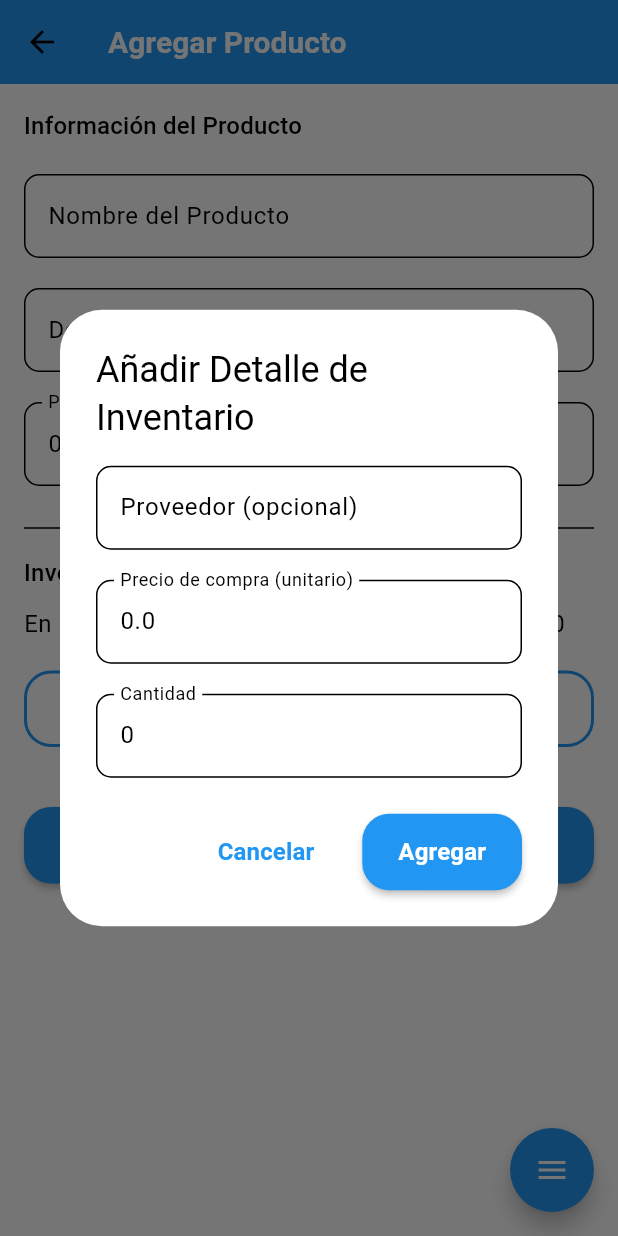
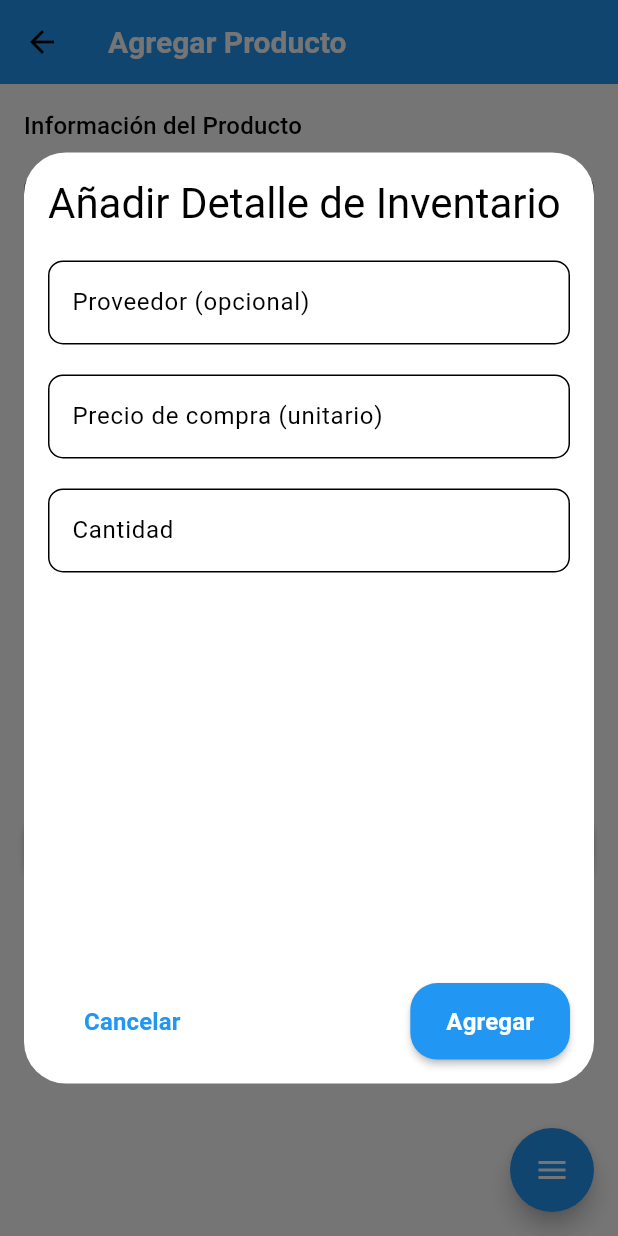
Before and after one commit to Jhonsebastianas/inventory-flutter, a Flutter app: the ProductFormScreen screen opened by its route, after a tap on "Añadir inventario", on a phone screen of 412 x 824 dp. Run offline on Flutter 3.47's test engine with Material 3 defaults, Android fonts, the phone set to English and light mode, and no system bars; drawn by our look-alikes of flutter_speed_dial; our stand-ins replace animated_custom_dropdown, easy_localization, flutter_svg, image_picker, shared_preferences, shimmer; accounts and stored records are empty.

Commit message:
Fix modal size and add form stock validator

```diff
--- a/lib/modules/products/screens/product_form_screen.dart
+++ b/lib/modules/products/screens/product_form_screen.dart
@@ -102,23 +102,40 @@ class _ProductFormScreenState extends State<ProductFormScreen> {
 
   // Mostrar el formulario para añadir o editar detalles del inventario en una ventana emergente
   void _showStockDetailDialog({StockDetail? stockDetail, int? index}) {
+    final _formKey = GlobalKey<FormState>();
+
     final _providerController =
         TextEditingController(text: stockDetail?.provider ?? '');
     final _priceController = TextEditingController(
-        text: stockDetail?.purchasePrice.toString() ?? '0.0');
+        text: stockDetail?.purchasePrice.toString() ?? '');
     final _quantityController =
-        TextEditingController(text: stockDetail?.quantity.toString() ?? '0');
+        TextEditingController(text: stockDetail?.quantity.toString() ?? '');
 
     showDialog(
       context: context,
       builder: (ctx) {
-        return AlertDialog(
-          title: Text(stockDetail == null
+        return Dialog(
+          insetPadding: EdgeInsets.symmetric(horizontal: 16, vertical: 24),
+          child: FractionallySizedBox(
+            heightFactor: 0.8, // Ocupa el 80% de la altura de la pantalla.
+            child: Column(
+              children: [
+                Expanded(
+                  child: SingleChildScrollView(
+                    child: Padding(
+                      padding: const EdgeInsets.all(16.0),
+                      child: Form(
+                        key: _formKey, // Asocia la clave global al formulario.
+                        child: Column(
+                          crossAxisAlignment: CrossAxisAlignment.stretch,
+                          children: [
+                            Text(
+                              stockDetail == null
                                   ? 'Añadir Detalle de Inventario'
-              : 'Modificar Detalle de Inventario'),
-          content: Column(
-            mainAxisSize: MainAxisSize.min,
-            children: [
+                                  : 'Modificar Detalle de Inventario',
+                              style: Theme.of(context).textTheme.headlineMedium,
+                            ),
+                            SizedBox(height: 20),
                             CustomTextField(
                               controller: _providerController,
                               label: 'Proveedor (opcional)',
@@ -127,15 +144,43 @@ class _ProductFormScreenState extends State<ProductFormScreen> {
                             CustomNumberField(
                               controller: _priceController,
                               label: 'Precio de compra (unitario)',
+                              validator: (value) {
+                                if (value == null || value.isEmpty) {
+                                  return 'Precio de compra obligatorio';
+                                }
+                                if (double.tryParse(value) == null ||
+                                    double.parse(value) <= 0) {
+                                  return 'Ingrese un precio válido';
+                                }
+                                return null;
+                              },
                             ),
                             SizedBox(height: 20),
                             CustomNumberField(
                               controller: _quantityController,
                               label: 'Cantidad',
+                              validator: (value) {
+                                if (value == null || value.isEmpty) {
+                                  return 'Cantidad obligatoria';
+                                }
+                                if (double.tryParse(value) == null ||
+                                    double.parse(value) <= 0) {
+                                  return 'Ingrese una cantidad válida Ej: 1, 2, 3...';
+                                }
+                                return null;
+                              },
                             ),
                           ],
                         ),
-          actions: [
+                      ),
+                    ),
+                  ),
+                ),
+                Padding(
+                  padding: const EdgeInsets.all(16.0),
+                  child: Row(
+                    mainAxisAlignment: MainAxisAlignment.spaceBetween,
+                    children: [
                       CustomButton(
                         onPressed: () => Navigator.of(ctx).pop(),
                         text: 'Cancelar',
@@ -143,31 +188,30 @@ class _ProductFormScreenState extends State<ProductFormScreen> {
                       ),
                       CustomButton(
                         onPressed: () {
+                          // Valida el formulario antes de procesar
+                          if (_formKey.currentState?.validate() ?? false) {
                             final provider = _providerController.text;
-                final price = double.tryParse(_priceController.text) ?? 0.0;
+                            final price =
+                                double.tryParse(_priceController.text) ?? 0.0;
                             final quantity =
-                    double.tryParse(_quantityController.text) ?? 0.0;
-                if (quantity == 0 || price == 0) {
-                  ScaffoldMessenger.of(context).showSnackBar(
-                    SnackBar(content: Text('Diigencie la información')),
-                  );
-                  return;
-                }
+                                double.tryParse(_quantityController.text) ??
+                                    0.0;
 
                             setState(() {
                               if (index != null) {
                                 // Editar detalle existente
                                 _stockDetails[index] = StockDetail(
                                   id: stockDetail!.id,
-                      totalGrossProfit: stockDetail!.totalGrossProfit,
+                                  totalGrossProfit:
+                                      stockDetail.totalGrossProfit,
                                   provider: provider,
                                   purchasePrice: price,
                                   quantity: quantity,
-                      quantityPurchased: stockDetail!.quantityPurchased,
+                                  quantityPurchased:
+                                      stockDetail.quantityPurchased,
                                   totalPurchasePrice: quantity * price,
                                 );
                               } else {
-                    print("index == null");
                                 // Añadir nuevo detalle
                                 _stockDetails.add(
                                   StockDetail(
@@ -185,11 +229,17 @@ class _ProductFormScreenState extends State<ProductFormScreen> {
                             });
 
                             Navigator.of(ctx).pop();
+                          }
                         },
                         text: 'Agregar',
                         type: ButtonType.primary,
                       ),
                     ],
+                  ),
+                ),
+              ],
+            ),
+          ),
         );
       },
     );
@@ -379,10 +429,6 @@ class _ProductFormScreenState extends State<ProductFormScreen> {
                         ),
                         children: _stockDetails.map((stockDetail) {
                           final index = _stockDetails.indexOf(stockDetail);
-                          print("-----------------------||");
-                          print(index);
-                          print(_stockDetails[0]);
-                          print(_stockDetails[0].provider);
                           return Card(
                               margin: const EdgeInsets.symmetric(
                                   horizontal: 16, vertical: 8),
```
Also changed, not shown: 3 other files. Lines whose indentation alone changed are shown as unchanged.
